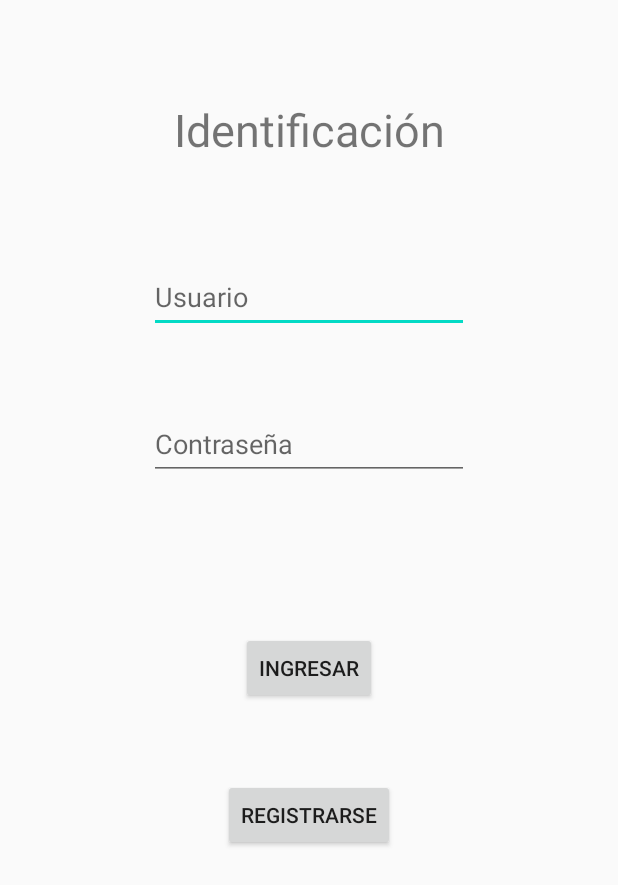
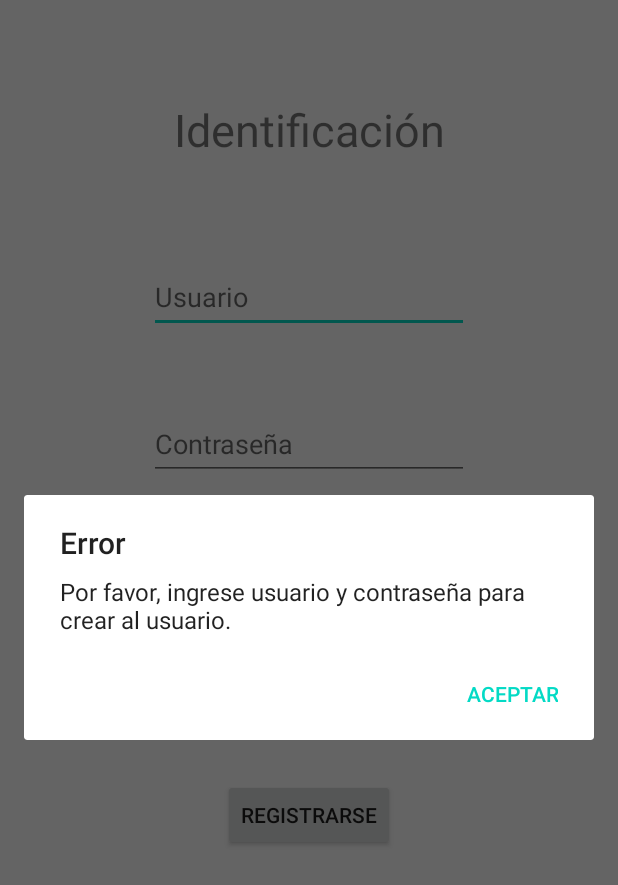
Before and after one commit to Salvaapablaza/Final_Aplicaciones_Moviles, an Android app: the screen it shows after launch (AuthActivity), after a tap on "REGISTRARSE", on a phone screen of 412 x 824 dp. Shown: the top 885 px of the screen. Run offline under Robolectric (Android 15) with nearby library versions, the phone set to English and light mode, and no system bars; our stand-ins replace Firebase (no records; nobody signed in at launch, a user with empty details on screens opened directly), data binding.

Commit message:
Fixes, added QoL
-Agregado QoL solicitado(Loader, mayusculas en clases, mensajes por error de logueo)
-Solucionado error al modificar las mascotas
-Quedo a medio implementar subir fotos con storage.

```diff
--- a/app/src/main/java/com/example/parcialdispositvos/Activity/AuthActivity.kt
+++ b/app/src/main/java/com/example/parcialdispositvos/Activity/AuthActivity.kt
@@ -1,87 +1,11 @@
-//package com.example.parcialdispositvos.Activity
-//
-//import android.app.AlertDialog
-//import android.content.Intent
-//import androidx.appcompat.app.AppCompatActivity
-//import android.os.Bundle
-//import com.example.parcialdispositvos.R
-//import com.google.firebase.auth.FirebaseAuth
-//import kotlinx.android.synthetic.main.activity_auth.*
-/////import kotlinx.parcelize.Parcelize
-//
-//
-//
-//class AuthActivity : AppCompatActivity() {
-//
-//    override fun onCreate(savedInstanceState: Bundle?) {
-//        super.onCreate(savedInstanceState)
-//        setContentView(R.layout.activity_auth)
-//
-//        setup()
-//
-//    }
-//
-//    private fun setup(){
-//
-//        btn_Registrar.setOnClickListener {
-//            if( (edt_User.length() > 0) && (edt_Password.length() > 0) ) {
-//
-//                FirebaseAuth.getInstance().createUserWithEmailAndPassword(edt_User.text.toString(),edt_Password.text.toString()).addOnCompleteListener {
-//
-//                    if(it.isSuccessful){
-////                        ShowAlert()
-//
-//                        val intent = Intent(this,MainActivity::class.java)
-//                        startActivity(intent)
-//                    }
-//                    else
-//                    {
-//                       ShowAlert()
-//
-//                    }
-//                }
-//            }
-//        }
-//
-//
-//        btn_Ingresar.setOnClickListener {
-//            if( (edt_User.length() > 0) && (edt_Password.length() > 0) ) {
-//
-//                FirebaseAuth.getInstance().signInWithEmailAndPassword(edt_User.text.toString(),
-//                    edt_Password.text.toString()).addOnCompleteListener {
-//
-//                    if(it.isSuccessful){
-//                        val intent = Intent(this, MainActivity::class.java).apply {
-//                            putExtra("usuario",edt_User.text.toString())
-//                        }
-//                        startActivity(intent)
-//                    }
-//                    else{
-//                        ShowAlert()
-//                    }
-//                }
-//            }
-//        }
-//    }
-//
-//    fun ShowAlert(){
-//        val builder = AlertDialog.Builder(this)
-//        builder.setTitle("Error")
-//        builder.setMessage("Se ha producido un error autenticando al usuario")
-//        builder.setPositiveButton("Aceptar", null)
-//        val dialog: AlertDialog = builder.create()
-//        dialog.show()
-//    }
-//}
-//
-//
-//
+
 package com.example.parcialdispositvos.Activity
 
 import android.app.AlertDialog
 import android.content.Intent
 import androidx.appcompat.app.AppCompatActivity
 import android.os.Bundle
+import android.view.View
 import com.example.parcialdispositvos.databinding.ActivityAuthBinding
 import com.google.firebase.auth.FirebaseAuth
 
@@ -111,15 +35,21 @@ class AuthActivity : AppCompatActivity() {
                         showAlert()
                     }
                 }
+            }else {
+                showErrorDialog("Por favor, ingrese usuario y contraseña para crear al usuario.")
             }
+
         }
 
         binding.btnIngresar.setOnClickListener {
             if (binding.edtUser.text.isNotEmpty() && binding.edtPassword.text.isNotEmpty()) {
+                showProgressBar()
+
                 FirebaseAuth.getInstance().signInWithEmailAndPassword(
                     binding.edtUser.text.toString(),
                     binding.edtPassword.text.toString()
                 ).addOnCompleteListener { task ->
+                    hideProgressBar()
                     if (task.isSuccessful) {
                         val intent = Intent(this, MainActivity::class.java).apply {
                             putExtra("usuario", binding.edtUser.text.toString())
@@ -129,7 +59,10 @@ class AuthActivity : AppCompatActivity() {
                         showAlert()
                     }
                 }
+            }else {
+                showErrorDialog("Por favor, ingrese usuario y contraseña.")
             }
+
         }
     }
 
@@ -141,4 +74,19 @@ class AuthActivity : AppCompatActivity() {
         val dialog: AlertDialog = builder.create()
         dialog.show()
     }
+    private fun showErrorDialog(message: String) {
+        val builder = AlertDialog.Builder(this)
+        builder.setTitle("Error")
+        builder.setMessage(message)
+        builder.setPositiveButton("Aceptar", null)
+        val dialog: AlertDialog = builder.create()
+        dialog.show()
+    }
+    private fun showProgressBar() {
+        binding.progressBar.visibility = View.VISIBLE
+    }
+
+    private fun hideProgressBar() {
+        binding.progressBar.visibility = View.INVISIBLE
+    }
 }
--- a/app/src/main/java/com/example/parcialdispositvos/Activity/MainActivity.kt
+++ b/app/src/main/java/com/example/parcialdispositvos/Activity/MainActivity.kt
@@ -5,7 +5,6 @@ import android.os.Bundle
 import android.view.View
 import androidx.appcompat.widget.Toolbar
 import androidx.navigation.fragment.NavHostFragment
-import androidx.navigation.ui.NavigationUI
 import com.example.parcialdispositvos.R
 import com.google.android.material.bottomnavigation.BottomNavigationView
 
--- a/app/src/main/java/com/example/parcialdispositvos/Entities/Mascotas/Mascota.kt
+++ b/app/src/main/java/com/example/parcialdispositvos/Entities/Mascotas/Mascota.kt
@@ -16,6 +16,8 @@ class Mascota (identifier:String,edad: Int, nombre: String, raza: String, nombre
 
     var raza: String
 
+    var imageUrl: String? = null
+
     constructor() : this("",0,"","","")
 
     init{
@@ -24,6 +26,7 @@ class Mascota (identifier:String,edad: Int, nombre: String, raza: String, nombre
         this.nombre = nombre
         this.nombredueno = nombredueno
         this.raza = raza
+        //this.imageUrl = imageUrl
     }
 
 
--- a/app/src/main/res/layout/activity_auth.xml
+++ b/app/src/main/res/layout/activity_auth.xml
@@ -98,6 +98,18 @@
             app:layout_constraintStart_toStartOf="parent"
             app:layout_constraintTop_toBottomOf="@+id/btn_Ingresar" />
 
+        <ProgressBar
+            android:id="@+id/progressBar"
+            android:layout_width="409dp"
+            android:layout_height="wrap_content"
+            android:layout_centerVertical="true"
+            android:visibility="gone"
+            app:layout_constraintBottom_toBottomOf="parent"
+            app:layout_constraintEnd_toEndOf="parent"
+            app:layout_constraintHorizontal_bias="0.564"
+            app:layout_constraintStart_toStartOf="parent"
+            app:layout_constraintTop_toTopOf="parent"
+            app:layout_constraintVertical_bias="0.839" />
 
 
     </androidx.constraintlayout.widget.ConstraintLayout>
--- a/app/src/main/res/values/strings.xml
+++ b/app/src/main/res/values/strings.xml
@@ -11,7 +11,7 @@
     <string name="title_register">Nuevo Usuario</string>
     <string name="btn_ingresar">Ingresar</string>
     <string name="btn_registrar">Registrarse</string>
-    <string name="btn_regresar">Regresar</string>
+    <string name="btn_regresar">Confirmar</string>
     <string name="btn_ingreso_google">Ingresar con Google</string>
     <string name="btn_agregar">Agregar</string>
     <string name="btn_modificar">Modificar</string>
```
Also changed, not shown: app/src/main/java/com/example/parcialdispositvos/Fragments/DetalleMascota.kt (+70 -56 lines), app/src/main/java/com/example/parcialdispositvos/Fragments/addMasc.kt (+2 -9 lines). Lines whose indentation alone changed are shown as unchanged.
